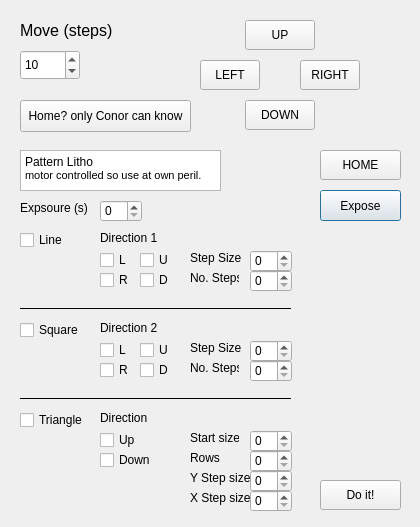
First picture: the form in MotorControllerUI/dialog_motorcontroller_3.ui, repository CiaranBarron/MotorController, before the edit.
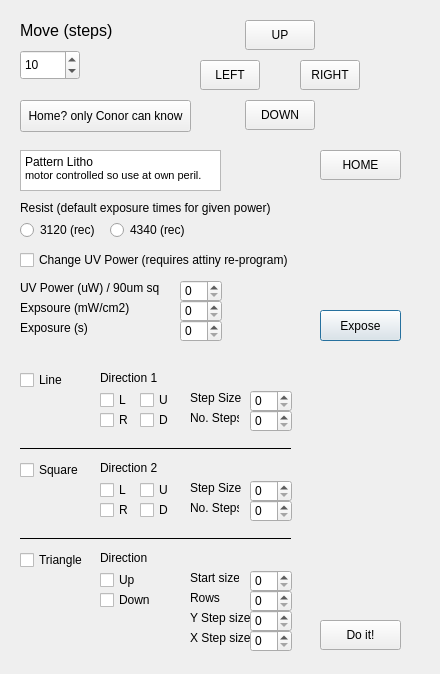
Second picture: the form after the edit.

Commit message: version 3, added exposure calculation buttons and started implementation

```diff
--- a/MotorControllerUI/dialog_motorcontroller_3.ui
+++ b/MotorControllerUI/dialog_motorcontroller_3.ui
@@ -6,8 +6,8 @@
    <rect>
     <x>0</x>
     <y>0</y>
-    <width>420</width>
-    <height>527</height>
+    <width>440</width>
+    <height>674</height>
    </rect>
   </property>
   <property name="windowTitle">
@@ -17,7 +17,7 @@
    <property name="geometry">
     <rect>
      <x>320</x>
-     <y>190</y>
+     <y>310</y>
      <width>81</width>
      <height>31</height>
     </rect>
@@ -94,7 +94,7 @@
    <property name="geometry">
     <rect>
      <x>320</x>
-     <y>480</y>
+     <y>620</y>
      <width>81</width>
      <height>30</height>
     </rect>
@@ -149,7 +149,7 @@
    <property name="geometry">
     <rect>
      <x>20</x>
-     <y>230</y>
+     <y>370</y>
      <width>61</width>
      <height>20</height>
     </rect>
@@ -162,7 +162,7 @@
    <property name="geometry">
     <rect>
      <x>20</x>
-     <y>320</y>
+     <y>460</y>
      <width>61</width>
      <height>20</height>
     </rect>
@@ -192,8 +192,8 @@
   <widget class="QSpinBox" name="LITHO_TIMER_SECONDS">
    <property name="geometry">
     <rect>
-     <x>100</x>
-     <y>200</y>
+     <x>180</x>
+     <y>320</y>
      <width>42</width>
      <height>22</height>
     </rect>
@@ -224,20 +224,20 @@
    <property name="geometry">
     <rect>
      <x>20</x>
-     <y>200</y>
-     <width>71</width>
+     <y>300</y>
+     <width>111</width>
      <height>16</height>
     </rect>
    </property>
    <property name="text">
-    <string>Expsoure (s)</string>
+    <string>Expsoure (mW/cm2)</string>
    </property>
   </widget>
   <widget class="QLabel" name="_LABEL_DIR1_STEP_SIZE">
    <property name="geometry">
     <rect>
      <x>190</x>
-     <y>250</y>
+     <y>390</y>
      <width>51</width>
      <height>16</height>
     </rect>
@@ -250,7 +250,7 @@
    <property name="geometry">
     <rect>
      <x>250</x>
-     <y>250</y>
+     <y>390</y>
      <width>42</width>
      <height>22</height>
     </rect>
@@ -260,7 +260,7 @@
    <property name="geometry">
     <rect>
      <x>190</x>
-     <y>270</y>
+     <y>410</y>
      <width>49</width>
      <height>16</height>
     </rect>
@@ -273,7 +273,7 @@
    <property name="geometry">
     <rect>
      <x>250</x>
-     <y>270</y>
+     <y>410</y>
      <width>42</width>
      <height>22</height>
     </rect>
@@ -283,7 +283,7 @@
    <property name="geometry">
     <rect>
      <x>100</x>
-     <y>230</y>
+     <y>370</y>
      <width>151</width>
      <height>16</height>
     </rect>
@@ -296,7 +296,7 @@
    <property name="geometry">
     <rect>
      <x>100</x>
-     <y>250</y>
+     <y>390</y>
      <width>31</width>
      <height>20</height>
     </rect>
@@ -309,7 +309,7 @@
    <property name="geometry">
     <rect>
      <x>140</x>
-     <y>250</y>
+     <y>390</y>
      <width>31</width>
      <height>20</height>
     </rect>
@@ -322,7 +322,7 @@
    <property name="geometry">
     <rect>
      <x>100</x>
-     <y>270</y>
+     <y>410</y>
      <width>31</width>
      <height>20</height>
     </rect>
@@ -335,7 +335,7 @@
    <property name="geometry">
     <rect>
      <x>140</x>
-     <y>270</y>
+     <y>410</y>
      <width>31</width>
      <height>20</height>
     </rect>
@@ -348,7 +348,7 @@
    <property name="geometry">
     <rect>
      <x>20</x>
-     <y>300</y>
+     <y>440</y>
      <width>271</width>
      <height>16</height>
     </rect>
@@ -364,7 +364,7 @@
    <property name="geometry">
     <rect>
      <x>250</x>
-     <y>360</y>
+     <y>500</y>
      <width>42</width>
      <height>22</height>
     </rect>
@@ -374,7 +374,7 @@
    <property name="geometry">
     <rect>
      <x>100</x>
-     <y>320</y>
+     <y>460</y>
      <width>151</width>
      <height>16</height>
     </rect>
@@ -387,7 +387,7 @@
    <property name="geometry">
     <rect>
      <x>100</x>
-     <y>340</y>
+     <y>480</y>
      <width>31</width>
      <height>20</height>
     </rect>
@@ -400,7 +400,7 @@
    <property name="geometry">
     <rect>
      <x>140</x>
-     <y>340</y>
+     <y>480</y>
      <width>31</width>
      <height>20</height>
     </rect>
@@ -413,7 +413,7 @@
    <property name="geometry">
     <rect>
      <x>140</x>
-     <y>360</y>
+     <y>500</y>
      <width>31</width>
      <height>20</height>
     </rect>
@@ -426,7 +426,7 @@
    <property name="geometry">
     <rect>
      <x>100</x>
-     <y>360</y>
+     <y>500</y>
      <width>31</width>
      <height>20</height>
     </rect>
@@ -439,7 +439,7 @@
    <property name="geometry">
     <rect>
      <x>250</x>
-     <y>340</y>
+     <y>480</y>
      <width>42</width>
      <height>22</height>
     </rect>
@@ -449,7 +449,7 @@
    <property name="geometry">
     <rect>
      <x>190</x>
-     <y>340</y>
+     <y>480</y>
      <width>51</width>
      <height>16</height>
     </rect>
@@ -462,7 +462,7 @@
    <property name="geometry">
     <rect>
      <x>190</x>
-     <y>360</y>
+     <y>500</y>
      <width>49</width>
      <height>16</height>
     </rect>
@@ -475,7 +475,7 @@
    <property name="geometry">
     <rect>
      <x>20</x>
-     <y>390</y>
+     <y>530</y>
      <width>271</width>
      <height>16</height>
     </rect>
@@ -491,7 +491,7 @@
    <property name="geometry">
     <rect>
      <x>20</x>
-     <y>410</y>
+     <y>550</y>
      <width>76</width>
      <height>20</height>
     </rect>
@@ -504,7 +504,7 @@
    <property name="geometry">
     <rect>
      <x>250</x>
-     <y>430</y>
+     <y>570</y>
      <width>42</width>
      <height>22</height>
     </rect>
@@ -517,7 +517,7 @@
    <property name="geometry">
     <rect>
      <x>190</x>
-     <y>430</y>
+     <y>570</y>
      <width>49</width>
      <height>16</height>
     </rect>
@@ -530,7 +530,7 @@
    <property name="geometry">
     <rect>
      <x>190</x>
-     <y>450</y>
+     <y>590</y>
      <width>41</width>
      <height>16</height>
     </rect>
@@ -543,7 +543,7 @@
    <property name="geometry">
     <rect>
      <x>250</x>
-     <y>450</y>
+     <y>590</y>
      <width>42</width>
      <height>22</height>
     </rect>
@@ -556,7 +556,7 @@
    <property name="geometry">
     <rect>
      <x>100</x>
-     <y>410</y>
+     <y>550</y>
      <width>71</width>
      <height>16</height>
     </rect>
@@ -569,7 +569,7 @@
    <property name="geometry">
     <rect>
      <x>100</x>
-     <y>430</y>
+     <y>570</y>
      <width>61</width>
      <height>20</height>
     </rect>
@@ -582,7 +582,7 @@
    <property name="geometry">
     <rect>
      <x>100</x>
-     <y>450</y>
+     <y>590</y>
      <width>61</width>
      <height>20</height>
     </rect>
@@ -595,7 +595,7 @@
    <property name="geometry">
     <rect>
      <x>190</x>
-     <y>470</y>
+     <y>610</y>
      <width>61</width>
      <height>16</height>
     </rect>
@@ -608,7 +608,7 @@
    <property name="geometry">
     <rect>
      <x>190</x>
-     <y>490</y>
+     <y>630</y>
      <width>61</width>
      <height>16</height>
     </rect>
@@ -621,7 +621,7 @@
    <property name="geometry">
     <rect>
      <x>250</x>
-     <y>470</y>
+     <y>610</y>
      <width>42</width>
      <height>22</height>
     </rect>
@@ -634,7 +634,7 @@
    <property name="geometry">
     <rect>
      <x>250</x>
-     <y>490</y>
+     <y>630</y>
      <width>42</width>
      <height>22</height>
     </rect>
@@ -643,6 +643,104 @@
     <number>200</number>
    </property>
   </widget>
+  <widget class="QRadioButton" name="RADIO_3120">
+   <property name="geometry">
+    <rect>
+     <x>20</x>
+     <y>220</y>
+     <width>89</width>
+     <height>20</height>
+    </rect>
+   </property>
+   <property name="text">
+    <string>3120 (rec)</string>
+   </property>
+  </widget>
+  <widget class="QRadioButton" name="RADIO_4340">
+   <property name="geometry">
+    <rect>
+     <x>110</x>
+     <y>220</y>
+     <width>89</width>
+     <height>20</height>
+    </rect>
+   </property>
+   <property name="text">
+    <string>4340 (rec)</string>
+   </property>
+  </widget>
+  <widget class="QLabel" name="label_6">
+   <property name="geometry">
+    <rect>
+     <x>20</x>
+     <y>200</y>
+     <width>261</width>
+     <height>16</height>
+    </rect>
+   </property>
+   <property name="text">
+    <string>Resist (default exposure times for given power)</string>
+   </property>
+  </widget>
+  <widget class="QLabel" name="_LABEL_EXPOSE_SEC">
+   <property name="geometry">
+    <rect>
+     <x>20</x>
+     <y>320</y>
+     <width>81</width>
+     <height>16</height>
+    </rect>
+   </property>
+   <property name="text">
+    <string>Exposure (s)</string>
+   </property>
+  </widget>
+  <widget class="QSpinBox" name="LITHO_DOSE">
+   <property name="geometry">
+    <rect>
+     <x>180</x>
+     <y>300</y>
+     <width>42</width>
+     <height>22</height>
+    </rect>
+   </property>
+  </widget>
+  <widget class="QLabel" name="_LABEL_UV_POWER">
+   <property name="geometry">
+    <rect>
+     <x>20</x>
+     <y>280</y>
+     <width>161</width>
+     <height>16</height>
+    </rect>
+   </property>
+   <property name="text">
+    <string>UV Power (uW) / 90um sq</string>
+   </property>
+  </widget>
+  <widget class="QSpinBox" name="LITHO_UV_POWER">
+   <property name="geometry">
+    <rect>
+     <x>180</x>
+     <y>280</y>
+     <width>42</width>
+     <height>22</height>
+    </rect>
+   </property>
+  </widget>
+  <widget class="QCheckBox" name="LITHO_POWER_CHANGE_CHECKBOX">
+   <property name="geometry">
+    <rect>
+     <x>20</x>
+     <y>250</y>
+     <width>271</width>
+     <height>20</height>
+    </rect>
+   </property>
+   <property name="text">
+    <string>Change UV Power (requires attiny re-program)</string>
+   </property>
+  </widget>
  </widget>
  <resources/>
  <connections/>
```
Left out of the diff: 2 changed lines with no effect on the pictures. The commit also changes 5 other files.
